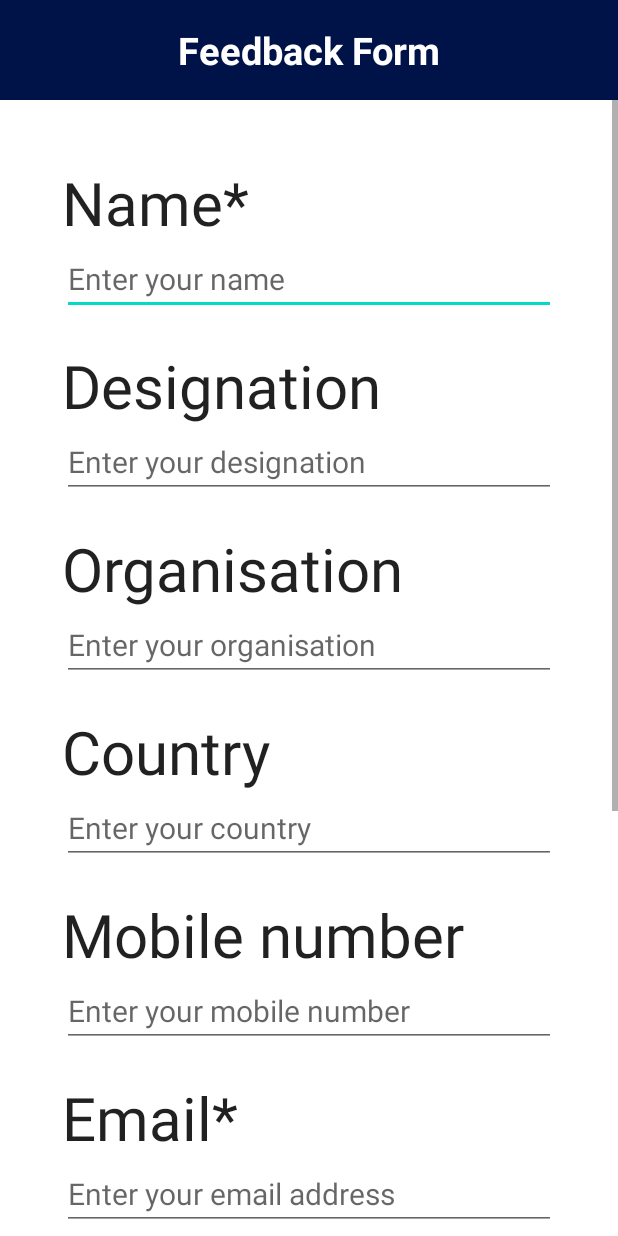
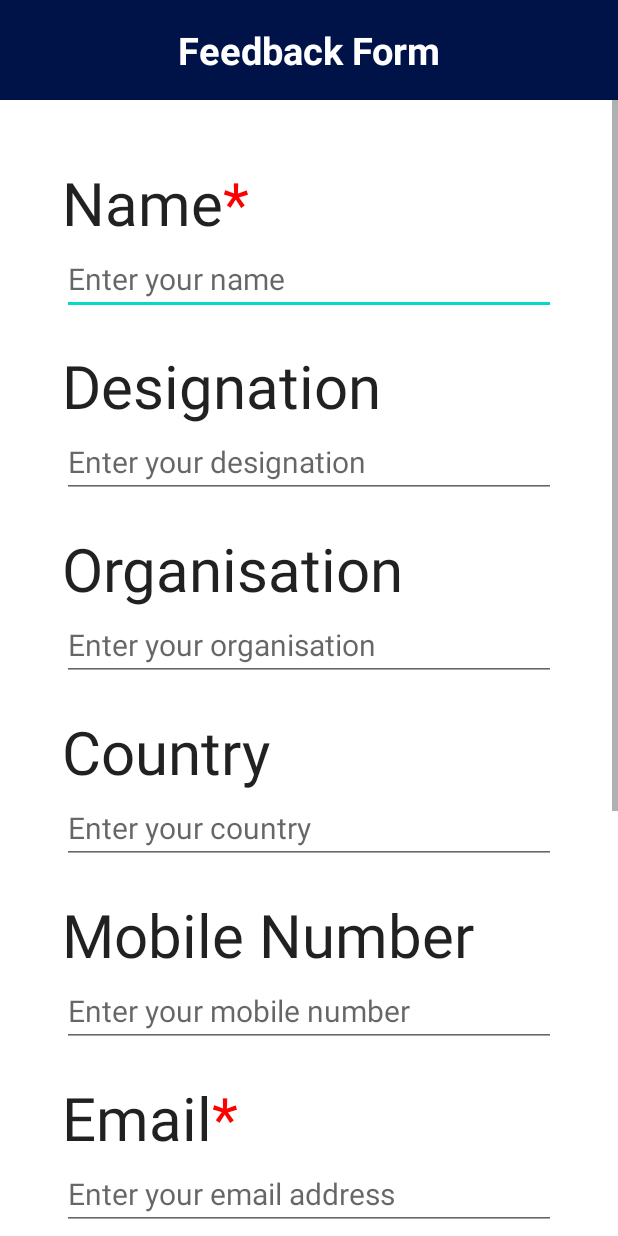
Before and after one commit to abhijeet-rao/Offline-Wapcos-G20-Summit-Feedback-Application-for-Tablet, an Android app: the screen it shows after launch (FeedbackActivity), after a tap on "FEEDBACK FORM", on a phone screen of 412 x 824 dp. Run offline under Robolectric (Android 15) with nearby library versions, the phone set to English and light mode, and no system bars.

Commit message:
Clean code    run on android 13 now  final 22 march

```diff
--- a/app/src/main/java/com/example/wapcosfeedback/fragments/FeedbackFormFragment.java
+++ b/app/src/main/java/com/example/wapcosfeedback/fragments/FeedbackFormFragment.java
@@ -4,13 +4,19 @@ import android.app.AlertDialog;
 import android.content.ContentValues;
 import android.content.DialogInterface;
 import android.content.Intent;
+import android.content.pm.ActivityInfo;
 import android.database.sqlite.SQLiteDatabase;
+import android.graphics.Color;
 import android.os.Bundle;
+import android.text.Spannable;
+import android.text.SpannableString;
+import android.text.style.ForegroundColorSpan;
 import android.view.LayoutInflater;
 import android.view.View;
 import android.view.ViewGroup;
 import android.widget.Button;
 import android.widget.EditText;
+import android.widget.TextView;
 import android.widget.Toast;
 
 import androidx.fragment.app.Fragment;
@@ -40,12 +46,38 @@ public class FeedbackFormFragment extends Fragment {
         emailEditText = view.findViewById(R.id.emailEditText);
         areaOfInterestEditText = view.findViewById(R.id.areaOfInterestEditText);
         remarksEditText = view.findViewById(R.id.remarksEditText);
+//----------    change color to red of star  of name -------///
+        TextView nameTextView = view.findViewById(R.id.nameTextView);
+        String nameText = "Name*";
+        SpannableString spannableName = new SpannableString(nameText);
+        spannableName.setSpan(new ForegroundColorSpan(Color.RED), nameText.indexOf('*'), nameText.indexOf('*') + 1, Spannable.SPAN_EXCLUSIVE_EXCLUSIVE);
+        nameTextView.setText(spannableName);
+//----------    change color to red of star  of Email -------///
+        TextView emailTextView = view.findViewById(R.id.emailTextView);
+        String emailText = "Email*";
+        SpannableString spannableEmail = new SpannableString(emailText);
+        spannableEmail.setSpan(new ForegroundColorSpan(Color.RED), emailText.indexOf('*'), emailText.indexOf('*') + 1, Spannable.SPAN_EXCLUSIVE_EXCLUSIVE);
+        emailTextView.setText(spannableEmail);
+
+//----------    change color to red of star  of Area of Interest -------///
+        TextView interestTextView = view.findViewById(R.id.areaOfInterestTextView);
+        String interestText = "Area of Interest*";
+        SpannableString spannableInterest = new SpannableString(interestText);
+        spannableInterest.setSpan(new ForegroundColorSpan(Color.RED), interestText.indexOf('*'), interestText.indexOf('*') + 1, Spannable.SPAN_EXCLUSIVE_EXCLUSIVE);
+        interestTextView.setText(spannableInterest);
+
+//----------    change color to red of star  of Remarks -------///
+        TextView remarksTextView = view.findViewById(R.id.remarksTextView);
+        String remarksText = "Remarks*";
+        SpannableString spannableRemarks = new SpannableString(remarksText);
+        spannableRemarks.setSpan(new ForegroundColorSpan(Color.RED), remarksText.indexOf('*'), remarksText.indexOf('*') + 1, Spannable.SPAN_EXCLUSIVE_EXCLUSIVE);
+        remarksTextView.setText(spannableRemarks);
     }
 
     @Override
     public View onCreateView(LayoutInflater inflater, ViewGroup container, Bundle savedInstanceState) {
         View view = inflater.inflate(R.layout.fragment_feedback_form, container, false);
-
+        getActivity().setRequestedOrientation(ActivityInfo.SCREEN_ORIENTATION_PORTRAIT);
 
         dbHelper = new FeedbackDbHelper(getContext());
 
--- a/app/src/main/java/com/example/wapcosfeedback/fragments/FeedbackListFragment.java
+++ b/app/src/main/java/com/example/wapcosfeedback/fragments/FeedbackListFragment.java
@@ -4,7 +4,6 @@ import static android.app.Activity.RESULT_OK;
 
 import android.Manifest;
 import android.content.ContentResolver;
-import android.content.Context;
 import android.content.Intent;
 import android.content.pm.PackageManager;
 import android.net.Uri;
@@ -15,9 +14,7 @@ import android.view.ViewGroup;
 import android.widget.Toast;
 
 import androidx.appcompat.widget.SearchView;
-import androidx.core.app.ActivityCompat;
 import androidx.core.content.ContextCompat;
-import androidx.core.content.FileProvider;
 import androidx.fragment.app.Fragment;
 import androidx.recyclerview.widget.LinearLayoutManager;
 import androidx.recyclerview.widget.RecyclerView;
@@ -29,14 +26,11 @@ import com.example.wapcosfeedback.adapters.FeedbackListAdapter;
 import com.example.wapcosfeedback.database.FeedbackDbHelper;
 
 import java.io.BufferedWriter;
-import java.io.File;
-import java.io.FileWriter;
 import java.io.IOException;
 import java.io.OutputStream;
 import java.io.OutputStreamWriter;
 import java.util.ArrayList;
 import java.util.List;
-import java.util.Objects;
 
 public class FeedbackListFragment extends Fragment {
     private FeedbackListAdapter feedbackListAdapter;
--- a/app/src/main/res/layout-land/fragment_feedback_form.xml
+++ /dev/null
@@ -1,184 +0,0 @@
-<?xml version="1.0" encoding="utf-8"?>
-
-<LinearLayout xmlns:android="http://schemas.android.com/apk/res/android"
-    xmlns:app="http://schemas.android.com/apk/res-auto"
-    android:layout_width="match_parent"
-    android:layout_height="wrap_content"
-    android:orientation="vertical">
-
-    <TextView
-        android:id="@+id/titleTextView"
-        android:layout_width="match_parent"
-        android:layout_height="wrap_content"
-        android:background="@color/wapcos_blue"
-        android:gravity="center"
-        android:padding="16dp"
-        android:text="Feedback Form"
-        android:textColor="@color/white"
-        android:textSize="25sp"
-        android:textStyle="bold" />
-
-    <ScrollView
-        android:layout_width="match_parent"
-        android:layout_height="match_parent">
-
-        <LinearLayout
-            android:layout_width="match_parent"
-            android:layout_height="wrap_content"
-            android:layout_margin="25dp"
-
-            android:orientation="vertical"
-            android:padding="16dp">
-
-            <TextView
-                android:layout_width="wrap_content"
-                android:layout_height="wrap_content"
-                android:text="Name*"
-                android:textAppearance="@style/TextAppearance.AppCompat.Large"
-                android:textSize="40sp" />
-
-            <EditText
-                android:id="@+id/nameEditText"
-                android:layout_width="match_parent"
-                android:layout_height="wrap_content"
-                android:hint="Enter your name"
-                android:inputType="text"
-                android:textSize="20sp" />
-
-            <TextView
-                android:layout_width="wrap_content"
-                android:layout_height="wrap_content"
-                android:paddingTop="20dp"
-                android:text="Designation"
-                android:textAppearance="@style/TextAppearance.AppCompat.Large"
-                android:textSize="40sp" />
-
-            <EditText
-                android:id="@+id/designationEditText"
-                android:layout_width="match_parent"
-                android:layout_height="wrap_content"
-                android:hint="Enter your designation"
-                android:inputType="text"
-                android:textSize="20sp" />
-
-            <TextView
-                android:layout_width="wrap_content"
-                android:layout_height="wrap_content"
-                android:paddingTop="20dp"
-                android:text="Organisation"
-                android:textAppearance="@style/TextAppearance.AppCompat.Large"
-                android:textSize="40sp" />
-
-            <EditText
-                android:id="@+id/organisationEditText"
-                android:layout_width="match_parent"
-                android:layout_height="wrap_content"
-                android:hint="Enter your organisation"
-                android:inputType="text"
-                android:textSize="20sp" />
-
-            <TextView
-                android:layout_width="wrap_content"
-                android:layout_height="wrap_content"
-                android:paddingTop="20dp"
-                android:text="Country"
-                android:textAppearance="@style/TextAppearance.AppCompat.Large"
-                android:textSize="40sp" />
-
-            <EditText
-                android:id="@+id/countryEditText"
-                android:layout_width="match_parent"
-                android:layout_height="wrap_content"
-                android:hint="Enter your country"
-                android:inputType="text"
-                android:textSize="20sp" />
-
-            <TextView
-                android:layout_width="wrap_content"
-                android:layout_height="wrap_content"
-                android:paddingTop="20dp"
-                android:text="Mobile number"
-                android:textAppearance="@style/TextAppearance.AppCompat.Large"
-                android:textSize="40sp" />
-
-            <EditText
-                android:id="@+id/mobileEditText"
-                android:layout_width="match_parent"
-                android:layout_height="wrap_content"
-                android:hint="Enter your mobile number"
-                android:inputType="phone"
-                android:textSize="20sp" />
-
-            <TextView
-                android:layout_width="wrap_content"
-                android:layout_height="wrap_content"
-                android:paddingTop="20dp"
-                android:text="Email*"
-                android:textAppearance="@style/TextAppearance.AppCompat.Large"
-                android:textSize="40sp" />
-
-            <EditText
-                android:id="@+id/emailEditText"
-                android:layout_width="match_parent"
-                android:layout_height="wrap_content"
-                android:hint="Enter your email address"
-                android:inputType="textEmailAddress"
-                android:textSize="20sp" />
-
-            <TextView
-                android:layout_width="wrap_content"
-                android:layout_height="wrap_content"
-                android:paddingTop="20dp"
-                android:text="Area of Interest*"
-                android:textAppearance="@style/TextAppearance.AppCompat.Large"
-                android:textSize="40sp" />
-
-            <EditText
-                android:id="@+id/areaOfInterestEditText"
-                android:layout_width="match_parent"
-                android:layout_height="wrap_content"
-                android:hint="Enter Area of Interest"
-                android:inputType="textMultiLine"
-                android:maxLines="5"
-                android:textSize="20sp" />
-
-            <TextView
-                android:id="@+id/remarksTextView"
-                android:layout_width="match_parent"
-                android:layout_height="wrap_content"
-                android:paddingTop="20dp"
-                android:text="Remarks*"
-                android:textAppearance="@style/TextAppearance.AppCompat.Large"
-                android:textSize="40sp" />
-
-            <EditText
-                android:id="@+id/remarksEditText"
-                android:layout_width="match_parent"
-                android:layout_height="wrap_content"
-                android:hint="Enter Remarks"
-                android:inputType="textMultiLine"
-                android:maxLines="5"
-                android:textSize="20sp" />
-
-
-            <com.google.android.material.button.MaterialButton
-                android:id="@+id/submitFeedbackButton"
-                android:layout_width="wrap_content"
-                android:layout_height="wrap_content"
-                android:layout_gravity="center_horizontal"
-                android:layout_marginTop="40dp"
-                android:layout_marginBottom="50dp"
-
-                android:paddingStart="60dp"
-                android:paddingTop="20dp"
-                android:paddingEnd="60dp"
-                android:paddingBottom="20dp"
-                android:text="SUBMIT"
-                android:textSize="40sp"
-                app:cornerRadius="5dp"
-                app:layout_constraintBottom_toBottomOf="parent"
-                app:layout_constraintEnd_toEndOf="parent"
-                app:layout_constraintStart_toStartOf="parent" />
-        </LinearLayout>
-    </ScrollView>
-</LinearLayout>
--- a/app/src/main/res/layout/fragment_feedback_form.xml
+++ b/app/src/main/res/layout/fragment_feedback_form.xml
@@ -31,6 +31,7 @@
             android:padding="16dp">
 
             <TextView
+                android:id="@+id/nameTextView"
                 android:layout_width="wrap_content"
                 android:layout_height="wrap_content"
                 android:text="Name*"
@@ -97,7 +98,7 @@
                 android:layout_width="wrap_content"
                 android:layout_height="wrap_content"
                 android:paddingTop="20dp"
-                android:text="Mobile number"
+                android:text="Mobile Number"
                 android:textAppearance="@style/TextAppearance.AppCompat.Large"
                 android:textSize="40sp" />
 
@@ -110,6 +111,7 @@
                 android:textSize="20sp" />
 
             <TextView
+                android:id="@+id/emailTextView"
                 android:layout_width="wrap_content"
                 android:layout_height="wrap_content"
                 android:paddingTop="20dp"
@@ -126,6 +128,7 @@
                 android:textSize="20sp" />
 
             <TextView
+                android:id="@+id/areaOfInterestTextView"
                 android:layout_width="wrap_content"
                 android:layout_height="wrap_content"
                 android:paddingTop="20dp"
```
